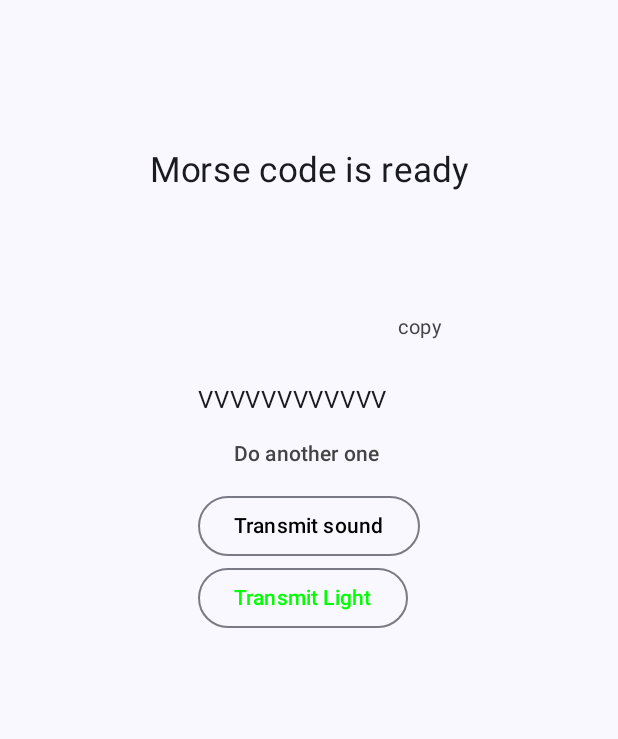
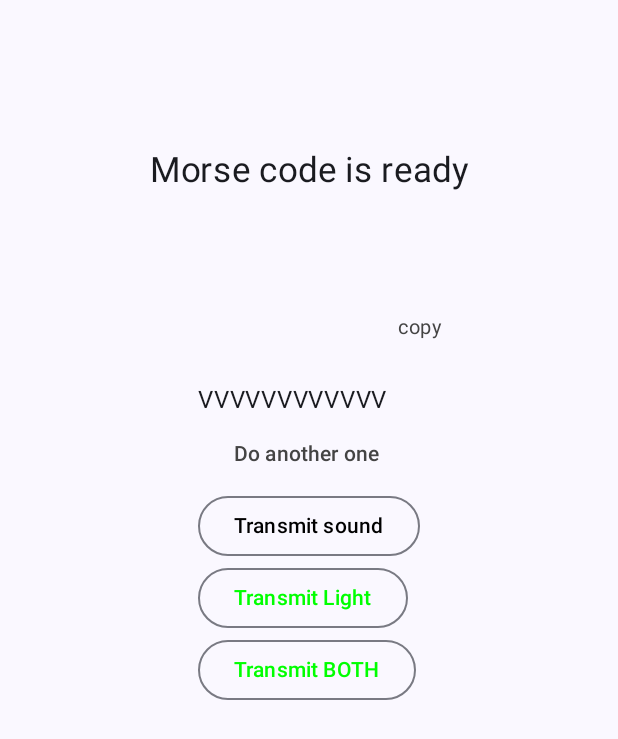
Before and after one commit to Prashant-Sgh/Morse_Link, an Android app built with Jetpack Compose: the ResultScreen screen opened through its navigation route, on a phone screen of 412 x 824 dp. Shown: the top 739 px of the screen. Run offline under Robolectric (Android 15) with nearby library versions, the phone set to English and light mode, and no system bars; our stand-ins replace Dagger/Hilt's generated code.

Commit message:
Implementing pause and resume feature for light signals.

```diff
--- a/app/src/main/java/com/example/morse_link/data/hardware/ToneGenerator.kt
+++ b/app/src/main/java/com/example/morse_link/data/hardware/ToneGenerator.kt
@@ -18,7 +18,6 @@ class ToneGenerator (private val scope: CoroutineScope, private val morseCode: S
     val gapDuration = dotDuration
     val spaceDuration = dotDuration * 7
     val isCompleted = mutableStateOf(false)
-    var indexPlayed = 0
 
     fun generateTone(duration: Int): ShortArray {
         val audioSlices = ( duration / 1000.0 * sampleRate ).toInt()
@@ -39,6 +38,7 @@ class ToneGenerator (private val scope: CoroutineScope, private val morseCode: S
         audioTrack: AudioTrack,
         isCanceled: StateFlow<Boolean>
     ) {
+        var indexPlayed = 0
         while (!isCompleted.value) {
             if (isCanceled.value) {
                 isCompleted.value = true
--- a/app/src/main/java/com/example/morse_link/data/repository/MorseRepoImpl.kt
+++ b/app/src/main/java/com/example/morse_link/data/repository/MorseRepoImpl.kt
@@ -13,8 +13,8 @@ class MorseRepoImpl @Inject constructor(
         return repository.convertToMorse(message)
     }
 
-    override fun transmitThroFlashlight(morseCode: String, context: Context, result: (hasError: Boolean) -> Unit, scope: CoroutineScope) {
-        repository.transmitFlashLight(morseCode, context, result, scope)
+    override fun transmitThroFlashlight(morseCode: String, context: Context, result: (hasError: Boolean) -> Unit, scope: CoroutineScope, isPause: StateFlow<Boolean>, isCanceled: StateFlow<Boolean>) {
+        repository.transmitFlashLight(morseCode, context, result, scope, isPause, isCanceled)
     }
 
     override fun transmitThroSound(scope: CoroutineScope, morseCode: String, isPause: StateFlow<Boolean>, isCanceled: StateFlow<Boolean>) {
--- a/app/src/main/java/com/example/morse_link/data/repository/Repository.kt
+++ b/app/src/main/java/com/example/morse_link/data/repository/Repository.kt
@@ -50,7 +50,6 @@ class Repository @Inject constructor
     }
 
     fun transmitSound(scope: CoroutineScope, morseCode: String, isPause: StateFlow<Boolean>, isCanceled: StateFlow<Boolean>) {
-//        val scope = CoroutineScope(Dispatchers.IO + SupervisorJob())
         ToneGenerator(
             scope = scope,
             morseCode = morseCode,
--- a/app/src/main/java/com/example/morse_link/domain/morseRepo/MorseRepository.kt
+++ b/app/src/main/java/com/example/morse_link/domain/morseRepo/MorseRepository.kt
@@ -8,7 +8,7 @@ import kotlinx.coroutines.flow.StateFlow
 interface MorseRepository {
     fun convertToMorse(message: String): String
 
-     fun transmitThroFlashlight(morseCode: String, context: Context, result: (hasError: Boolean) -> Unit, scope: CoroutineScope)
+     fun transmitThroFlashlight(morseCode: String, context: Context, result: (hasError: Boolean) -> Unit, scope: CoroutineScope, isPause: StateFlow<Boolean>, isCanceled: StateFlow<Boolean>)
      fun transmitThroSound(scope: CoroutineScope, morseCode: String, isPause: StateFlow<Boolean>, isCanceled: StateFlow<Boolean>)
      suspend fun transmitThroBoth(morseCode: String)
 }
--- a/app/src/main/java/com/example/morse_link/presentation/components/ResultScreen.kt
+++ b/app/src/main/java/com/example/morse_link/presentation/components/ResultScreen.kt
@@ -142,6 +142,21 @@ fun ResultScreen(morseCode: String, navcontroller: NavHostController, transmitSo
                                 color = if (lightTransmission) Color.Green else Color.Black
                             )
                         }
+//                      Transmit BOTH
+                        OutlinedButton(
+                            onClick = {
+                                navcontroller.navigate(Screens.Transmit.route)
+                                transmitLight()
+                                transmitSound()
+                            },
+                            enabled = lightTransmission
+                        ) {
+                            Text(
+                                "Transmit BOTH",
+                                fontWeight = FontWeight.Medium,
+                                color = if (lightTransmission) Color.Green else Color.Black
+                            )
+                        }
 
                     }
                 }
--- a/app/src/main/java/com/example/morse_link/presentation/navigation/NavHost.kt
+++ b/app/src/main/java/com/example/morse_link/presentation/navigation/NavHost.kt
@@ -48,23 +48,17 @@ fun AppNavHost(
         }
         composable(Screens.Result.route) {
             requestCameraPermission.launch(Manifest.permission.CAMERA)
-
-            viewmodel.CancelTransmission(value = false)
-            viewmodel.UpdatePauseStatus(state = false)
             ResultScreen(
                 morseCode = morseCode,
                 navcontroller = navController,
                 transmitSound = {
-                    viewmodel.TransmitSound(
-                        morseCode = morseCode,
-                        isPaused = viewmodel.isPause
-                    )
+                    viewmodel.TransmitSound(morseCode = morseCode)
                 },
                 transmitLight = {
                     viewmodel.TransmitFlashlight(
                         morseCode =  morseCode,
                         context = context,
-                        result = { viewmodel.toggleLightEnabled(it) }
+                        result = { viewmodel.toggleLightEnabled(!it) }
                     )
                 },
                 lightTransmission = isLightTransmissionEnabled
```
Also changed, not shown: app/src/main/java/com/example/morse_link/data/hardware/FlashlightController.kt (+5 -16 lines), app/src/main/java/com/example/morse_link/presentation/viewmodels/SharedViewmodel.kt (+7 -4 lines).
